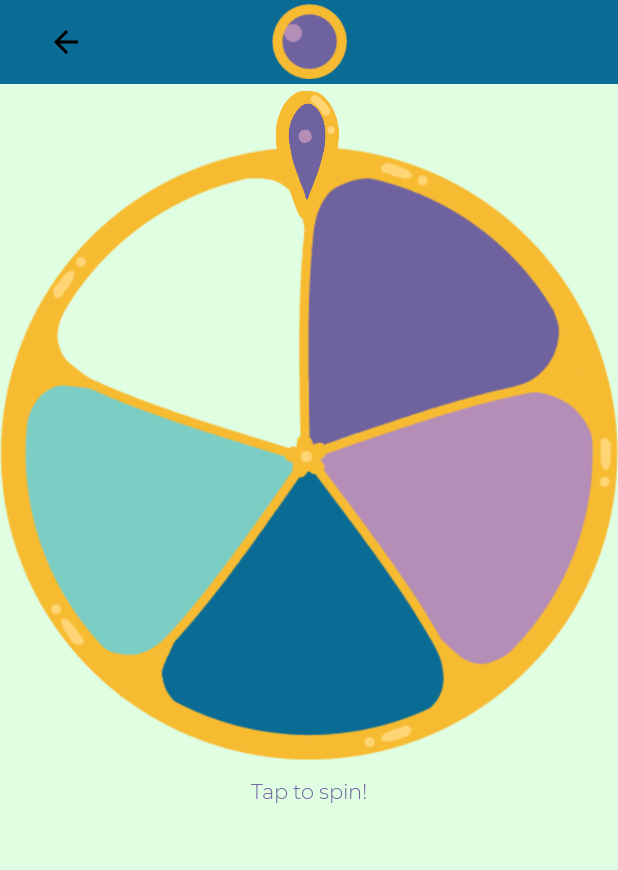
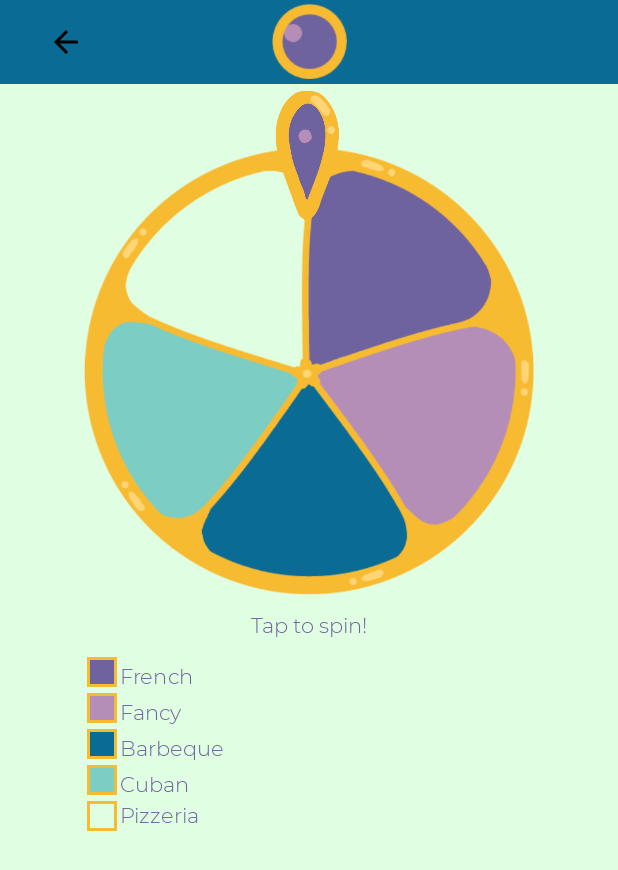
Before and after one commit to RandomAdventure/RandomAdv, an Android app: the RandomizeActivity screen opened directly, with no data from a screen before it, on a phone screen of 412 x 824 dp. Shown: the top 870 px of the screen. Run offline under Robolectric (Android 15) with nearby library versions, the phone set to English and light mode, and no system bars.

Commit message:
Added list of restaurants

```diff
--- a/app/src/main/java/com/example/suhirtha/randomadventure/RandomizeActivity.java
+++ b/app/src/main/java/com/example/suhirtha/randomadventure/RandomizeActivity.java
@@ -12,29 +12,36 @@ import android.view.View;
 import android.view.animation.Animation;
 import android.view.animation.AnimationUtils;
 import android.widget.ImageView;
+import android.widget.TextView;
 
 import java.util.Random;
 
 public class RandomizeActivity extends AppCompatActivity {
     ImageView spinWheel;
+    TextView[] res = new TextView[5];
     Context context;
     Animation clockwise, clockwise1, clockwise2 ,clockwise3, clockwise4;
     Random random = new Random();
     int generator;
     int REQUEST_CODE_SELECTION = 10;
-    String[] restaurants= {"Pizzeria", "Italian", "Mexican", "Chuck E Cheese", "Fancy", "Barbeque", "French", "Brazilian", "Cuban", "Vegetarian"};
+    String[] restaurants= {"Pizzeria", "Italian", "Mexican", "Chuck E Cheese", "Fancy", "Barbeque", "French", "Brazilian", "Cuban", "Vegetarian"}; //hardcode
     String[] chosen = new String[5];
     @Override
     protected void onCreate(Bundle savedInstanceState) {
         super.onCreate(savedInstanceState);
         setContentView(R.layout.activity_randomize);
-        spinWheel = findViewById(R.id.raImageView);
+        spinWheel = findViewById(R.id.raWheel);
         context = getApplicationContext();
         clockwise = AnimationUtils.loadAnimation(context,R.anim.clockwise);
         clockwise1 = AnimationUtils.loadAnimation(context,R.anim.clockwise1);
         clockwise2 = AnimationUtils.loadAnimation(context,R.anim.clockwise2);
         clockwise3 = AnimationUtils.loadAnimation(context,R.anim.clockwise3);
         clockwise4 = AnimationUtils.loadAnimation(context,R.anim.clockwise4);
+        res[0] = findViewById(R.id.raRestaurant);
+        res[1] = findViewById(R.id.raRestaurant1);
+        res[2] = findViewById(R.id.raRestaurant2);
+        res[3] = findViewById(R.id.raRestaurant3);
+        res[4] = findViewById(R.id.raRestaurant4);
 
         Toolbar toolbar = (Toolbar) findViewById(R.id.toolbar);
         setSupportActionBar(toolbar);
@@ -53,6 +60,7 @@ public class RandomizeActivity extends AppCompatActivity {
                     }
                 }
                 Log.d("RandomizeActivity", "Restaurant chosen: " + chosen[i]);
+                res[i].setText(chosen[i]);
             }
         }
         else{ //if length of restaurants is less than length chosen, to avoid infinite loop, rechecks once for maximun efficency
@@ -63,6 +71,7 @@ public class RandomizeActivity extends AppCompatActivity {
                     }
                 }
                 Log.d("RandomizeActivity", "Restaurant chosen: " + chosen[i]);
+                res[i].setText(chosen[i]);
             }
         }
 
--- /dev/null
+++ b/app/src/main/res/drawable/borders.xml
@@ -0,0 +1,7 @@
+<?xml version="1.0" encoding="UTF-8"?>
+<shape xmlns:android="http://schemas.android.com/apk/res/android">
+    <solid android:color="#FFFFFF" />
+    <stroke android:width="2dp" android:color="@color/gold" />
+    <padding android:left="2dp" android:top="2dp" android:right="2dp"
+        android:bottom="2dp" />
+</shape>
--- a/app/src/main/res/layout/activity_randomize.xml
+++ b/app/src/main/res/layout/activity_randomize.xml
@@ -38,22 +38,21 @@
     </android.support.v7.widget.Toolbar>
 
     <ImageView
-        android:id="@+id/raImageView"
-        android:layout_width="wrap_content"
-        android:layout_height="wrap_content"
+        android:id="@+id/raWheel"
+        android:layout_width="300dp"
+        android:layout_height="300dp"
         android:layout_below="@+id/toolbar"
-        android:layout_marginTop="40dp"
-        android:layout_alignParentStart="true"
-        android:layout_centerVertical="true"
+        android:layout_centerHorizontal="true"
+        android:layout_marginTop="41dp"
         android:adjustViewBounds="true"
         android:onClick="onClickRandom"
         app:srcCompat="@drawable/true_color_wheel" />
 
     <TextView
-        android:id="@+id/textView"
+        android:id="@+id/raTapSpin"
         android:layout_width="wrap_content"
         android:layout_height="wrap_content"
-        android:layout_below="@+id/raImageView"
+        android:layout_below="@+id/raWheel"
         android:layout_centerHorizontal="true"
         android:layout_margin="10dp"
         android:fontFamily="@font/montserrat_light"
@@ -61,11 +60,109 @@
         android:textColor="@color/darkPurple" />
 
     <ImageView
-        android:id="@+id/imageView2"
+        android:id="@+id/raSpindle"
         android:layout_width="100dp"
         android:layout_height="100dp"
         android:layout_below="@+id/toolbar"
         android:layout_centerHorizontal="true"
         app:srcCompat="@drawable/spindle" />
 
+    <ImageView
+        android:id="@+id/raColor"
+        android:layout_width="20dp"
+        android:layout_height="20dp"
+        android:layout_alignStart="@+id/raWheel"
+        android:layout_margin="2dp"
+        android:layout_below="@+id/raTapSpin"
+        app:srcCompat="@color/darkPurple"
+        android:background="@drawable/borders"/>
+
+    <ImageView
+        android:id="@+id/raColor1"
+        android:layout_width="20dp"
+        android:layout_height="20dp"
+        android:layout_alignStart="@+id/raWheel"
+        android:layout_margin="2dp"
+        android:layout_below="@+id/raColor"
+        app:srcCompat="@color/lightPurple"
+        android:background="@drawable/borders"/>
+    <ImageView
+        android:id="@+id/raColor2"
+        android:layout_width="20dp"
+        android:layout_height="20dp"
+        android:layout_alignStart="@+id/raWheel"
+        android:layout_margin="2dp"
+        android:layout_below="@+id/raColor1"
+        app:srcCompat="@color/darkTeal"
+        android:background="@drawable/borders"/>
+    <ImageView
+        android:id="@+id/raColor3"
+        android:layout_width="20dp"
+        android:layout_height="20dp"
+        android:layout_alignStart="@+id/raWheel"
+        android:layout_margin="2dp"
+        android:layout_below="@+id/raColor2"
+        app:srcCompat="@color/teal"
+        android:background="@drawable/borders"/>
+
+    <ImageView
+        android:id="@+id/raColor4"
+        android:layout_width="20dp"
+        android:layout_height="20dp"
+        android:layout_alignStart="@+id/raWheel"
+        android:layout_below="@+id/raColor3"
+        android:layout_margin="2dp"
+        app:srcCompat="@color/lightTeal"
+        android:background="@drawable/borders"/>
+
+    <TextView
+        android:id="@+id/raRestaurant"
+        android:layout_width="wrap_content"
+        android:layout_height="wrap_content"
+        android:layout_above="@+id/raColor1"
+        android:layout_toEndOf="@+id/raColor"
+        android:fontFamily="@font/montserrat_light"
+        android:text="TextView"
+        android:textColor="@color/darkPurple" />
+
+    <TextView
+        android:id="@+id/raRestaurant1"
+        android:layout_width="wrap_content"
+        android:layout_height="wrap_content"
+        android:layout_above="@+id/raColor2"
+        android:layout_toEndOf="@+id/raColor1"
+        android:fontFamily="@font/montserrat_light"
+        android:text="Tap to spin!"
+        android:textColor="@color/darkPurple" />
+
+    <TextView
+        android:id="@+id/raRestaurant2"
+        android:layout_width="wrap_content"
+        android:layout_height="wrap_content"
+        android:layout_above="@+id/raColor3"
+        android:layout_toEndOf="@+id/raColor2"
+        android:fontFamily="@font/montserrat_light"
+        android:text="Tap to spin!"
+        android:textColor="@color/darkPurple" />
+
+    <TextView
+        android:id="@+id/raRestaurant3"
+        android:layout_width="wrap_content"
+        android:layout_height="wrap_content"
+        android:layout_above="@+id/raColor4"
+        android:layout_toEndOf="@+id/raColor3"
+        android:fontFamily="@font/montserrat_light"
+        android:text="Tap to spin!"
+        android:textColor="@color/darkPurple" />
+
+    <TextView
+        android:id="@+id/raRestaurant4"
+        android:layout_width="wrap_content"
+        android:layout_height="wrap_content"
+        android:layout_alignTop="@+id/raColor4"
+        android:layout_toEndOf="@+id/raColor4"
+        android:fontFamily="@font/montserrat_light"
+        android:text="Tap to spin!"
+        android:textColor="@color/darkPurple" />
+
 </RelativeLayout>
--- a/app/src/main/res/values/colors.xml
+++ b/app/src/main/res/values/colors.xml
@@ -7,5 +7,6 @@
     <color name="teal">#7CCDC4</color>
     <color name="darkTeal">#0A6B95</color>
     <color name="lightPurple">#B48EB7</color>
-    <color name="darkPurple">#6E639F</color>
+    <color name="darkPurple">#6e639f</color>
+    <color name="gold">#F7BB32</color>
 </resources>
```
